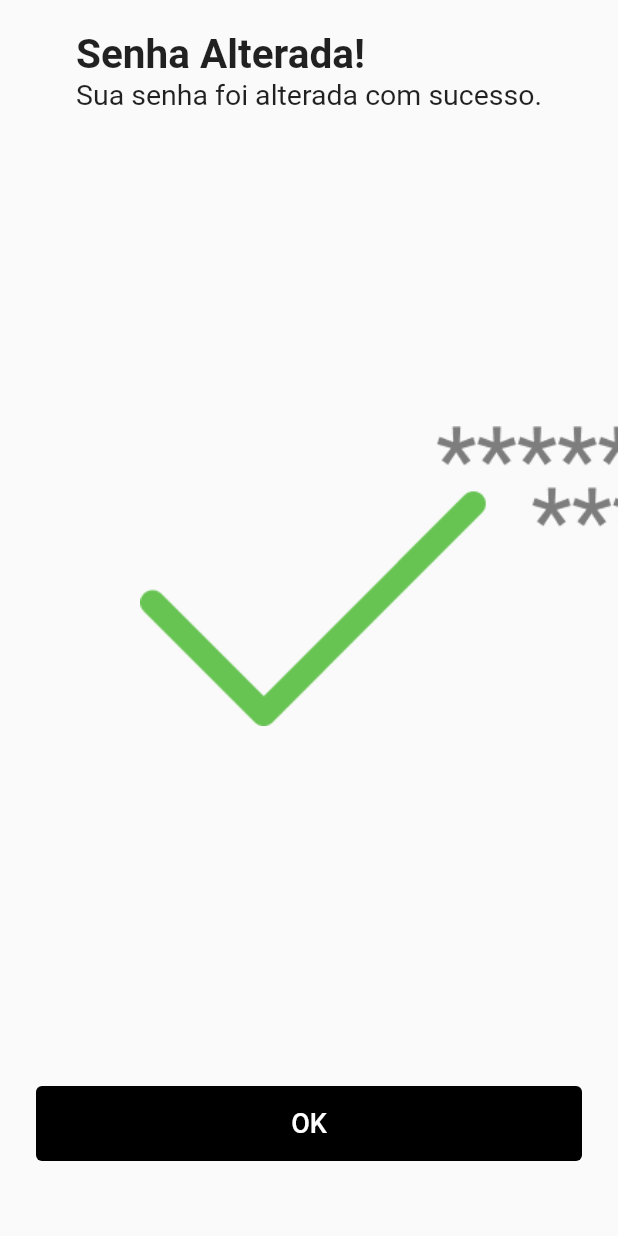
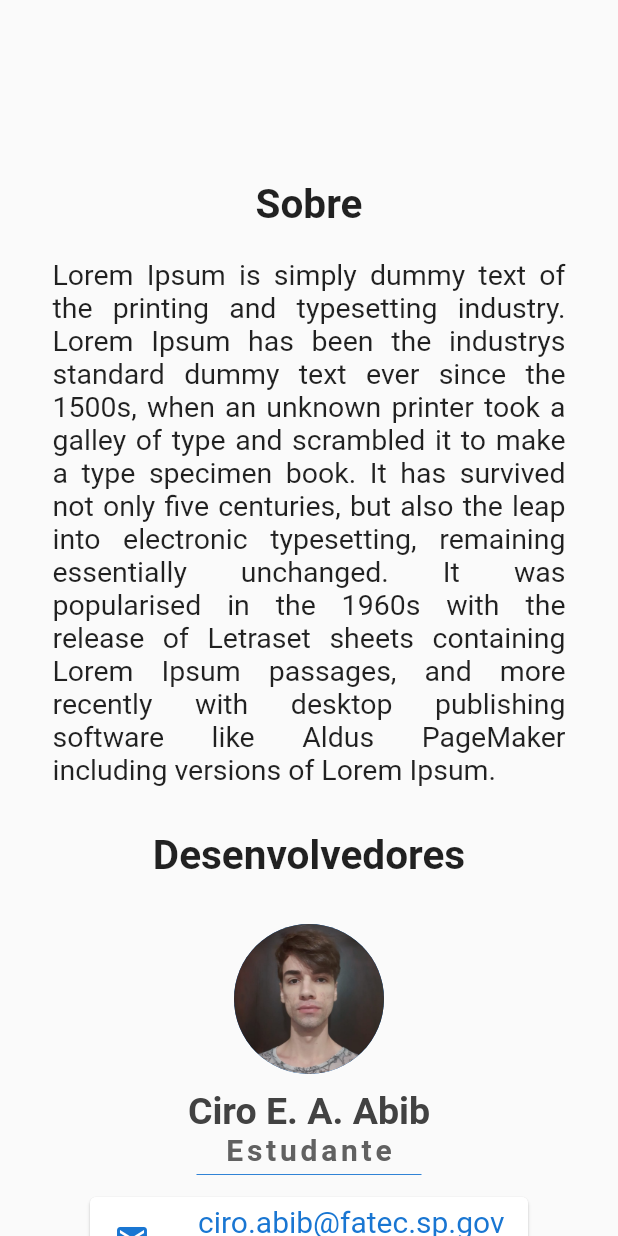
Before and after one commit to PedroLuisBrilhadori/faz-a-boa, a Flutter app: the screen it shows after launch, on a phone screen of 412 x 824 dp. Run offline on Flutter 3.47's test engine with Material 2 defaults, Android fonts, the phone set to English and light mode, and no system bars; our stand-ins replace flutter_modular, flutter_signin_button; Roboto replaces fonts that are missing (Pacifico, Source Sans Pro).

Commit message:
feat: criação da tela sobre

```diff
--- a/lib/app/app.module.dart
+++ b/lib/app/app.module.dart
@@ -1,3 +1,4 @@
+import 'package:faz_a_boa/app/modules/about/about.module.dart';
 import 'package:flutter_modular/flutter_modular.dart';
 
 import 'package:faz_a_boa/app/modules/login/login.module.dart';
@@ -12,6 +13,6 @@ class AppModule extends Module {
   final List<ModularRoute> routes = [
     ModuleRoute('/home', module: HomeModule()),
     ModuleRoute('/login', module: LoginModule()),
-    ModuleRoute('/', module: ResetPasswordModule()),
+    ModuleRoute('/', module: AboutModule()),
   ];
 }
--- /dev/null
+++ b/lib/app/modules/about/about.module.dart
@@ -0,0 +1,9 @@
+import 'package:flutter_modular/flutter_modular.dart';
+import 'package:faz_a_boa/app/modules/about/about.page.dart';
+
+class AboutModule extends Module {
+  @override
+  final List<ModularRoute> routes = [
+    ChildRoute(Modular.initialRoute, child: (_, args) => const AboutScreen()),
+  ];
+}
--- /dev/null
+++ b/lib/app/modules/about/about.page.dart
@@ -0,0 +1,125 @@
+import 'package:flutter/material.dart';
+
+class AboutScreen extends StatefulWidget {
+  const AboutScreen({super.key});
+
+  @override
+  State<AboutScreen> createState() => _AboutScreenState();
+}
+
+class _AboutScreenState extends State<AboutScreen> {
+  @override
+  Widget build(BuildContext context) {
+    return Scaffold(
+        body: SingleChildScrollView(
+      child: Padding(
+        padding: const EdgeInsets.fromLTRB(35.0, 0, 35.0, 0),
+        child: Column(
+          children: [
+            Column(
+              crossAxisAlignment: CrossAxisAlignment.start,
+              children: const [
+                SizedBox(height: 120.0),
+                Text('Sobre',
+                    style: TextStyle(fontSize: 27, fontWeight: FontWeight.w700))
+              ],
+            ),
+            Column(
+              mainAxisAlignment: MainAxisAlignment.end,
+              children: const [
+                SizedBox(height: 20.0),
+                Text(
+                  'Lorem Ipsum is simply dummy text of the printing and typesetting industry. Lorem Ipsum has been the industrys standard dummy text ever since the 1500s, when an unknown printer took a galley of type and scrambled it to make a type specimen book. It has survived not only five centuries, but also the leap into electronic typesetting, remaining essentially unchanged. It was popularised in the 1960s with the release of Letraset sheets containing Lorem Ipsum passages, and more recently with desktop publishing software like Aldus PageMaker including versions of Lorem Ipsum.',
+                  style: TextStyle(fontSize: 19),
+                  textAlign: TextAlign.justify,
+                )
+              ],
+            ),
+            Column(
+              crossAxisAlignment: CrossAxisAlignment.start,
+              children: const [
+                SizedBox(height: 30.0),
+                Text('Desenvolvedores',
+                    style: TextStyle(fontSize: 27, fontWeight: FontWeight.w700))
+              ],
+            ),
+            const SizedBox(height: 30.0),
+            person('Ciro E. A. Abib', 'lib/assets/ciro.jpeg',
+                'ciro.abib@fatec.sp.gov.br'),
+            const SizedBox(height: 30.0),
+            person('Pedro Luís Brilhadori', 'lib/assets/pedro.png',
+                'pedro.brilhadori@fatec.sp.gov.br'),
+            Column(
+              crossAxisAlignment: CrossAxisAlignment.center,
+              children: const [
+                SizedBox(height: 100.0),
+                Image(
+                  image: AssetImage('lib/assets/flutter.png'),
+                  height: 40.0,
+                ),
+                SizedBox(height: 10.0),
+                Text(
+                  'Versão 3.3.3\n',
+                  style: TextStyle(fontSize: 18, color: Colors.grey),
+                ),
+              ],
+            ),
+          ],
+        ),
+      ),
+    ));
+  }
+}
+
+Widget person(String name, image, email) {
+  return Column(
+    children: [
+      CircleAvatar(
+        radius: 50.0,
+        backgroundImage: AssetImage(image),
+      ),
+      const SizedBox(height: 10.0),
+      Text(
+        name,
+        style: TextStyle(
+            fontFamily: 'Pacifico',
+            fontSize: 25.0,
+            fontWeight: FontWeight.bold,
+            color: Colors.grey.shade800),
+      ),
+      Text(
+        'Estudante',
+        style: TextStyle(
+            fontSize: 20.0,
+            fontFamily: 'Source Sans Pro',
+            color: Colors.grey.shade700,
+            fontWeight: FontWeight.bold,
+            letterSpacing: 2.5),
+      ),
+      const SizedBox(
+        width: 150.0,
+        height: 10.0,
+        child: Divider(
+          thickness: 0.6,
+          color: Color.fromRGBO(25, 118, 210, 1),
+        ),
+      ),
+      Card(
+        margin: const EdgeInsets.symmetric(vertical: 10.0, horizontal: 25.0),
+        child: ListTile(
+          leading: const Icon(
+            Icons.email,
+            color: Color.fromRGBO(25, 118, 210, 1),
+          ),
+          title: Text(
+            email,
+            style: const TextStyle(
+                fontFamily: 'Source Sans Pro',
+                fontSize: 20.0,
+                color: Color.fromRGBO(25, 118, 210, 1)),
+          ),
+        ),
+      ),
+    ],
+  );
+}
```
Also changed, not shown: lib/assets/ciro.jpeg (added), lib/assets/flutter.png (added), lib/assets/pedro.png (added).
